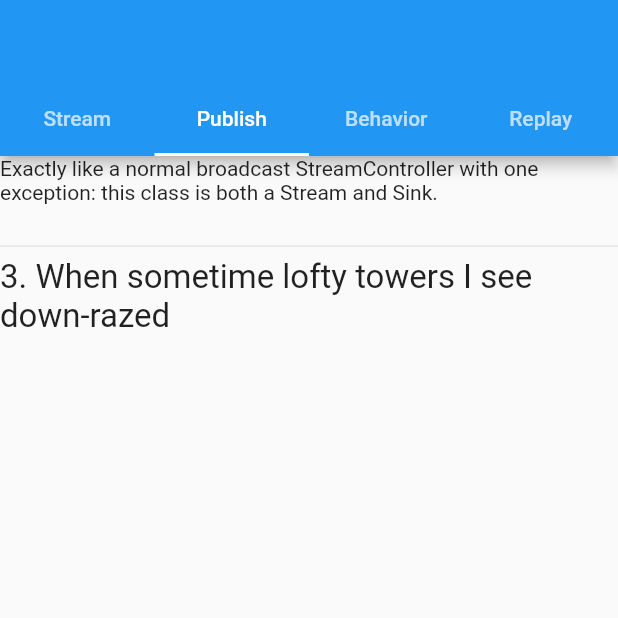
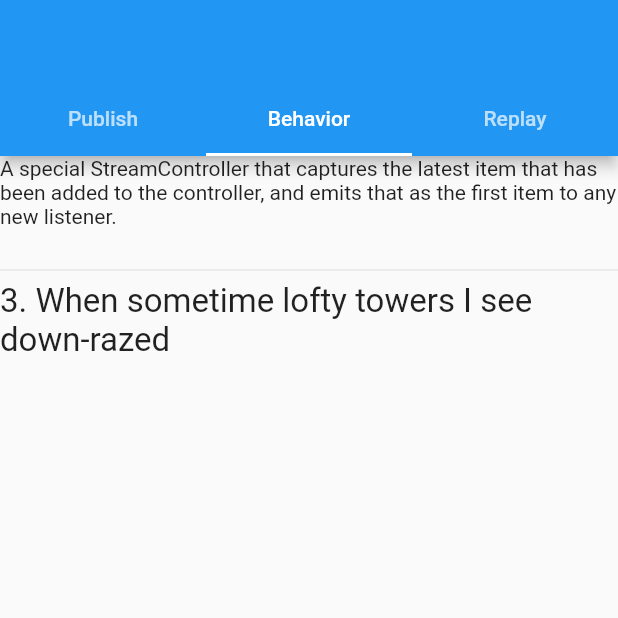
Before and after one commit to NChervinska/rx_subjects, a Flutter app: the screen it shows after launch, tab 2 chosen, on a phone screen of 412 x 824 dp, the top half of it. Run offline on Flutter 3.47's test engine with Material 2 defaults, Android fonts, the phone set to English and light mode, and no system bars; our stand-ins replace rxdart.

```diff
--- a/lib/blocs/reader_bloc.dart
+++ b/lib/blocs/reader_bloc.dart
@@ -4,12 +4,10 @@ import 'package:rx_subjects/resource/app_constants.dart';
 import 'package:rxdart/subjects.dart';
 
 class ReaderBloc {
-  final _dartStream = StreamController<String>();
   final _publishStream = PublishSubject<String>();
   final _behaviorStream = BehaviorSubject<String>();
   final _replayStream = ReplaySubject<String>(maxSize: 6);
 
-  Stream<String> get dartStream => _dartStream.stream.asBroadcastStream();
   Stream<String> get publishStream => _publishStream.stream;
   Stream<String> get behaviorStream => _behaviorStream.stream;
   Stream<String> get replayStream =>
@@ -17,7 +15,6 @@ class ReaderBloc {
 
   startReading() async {
     for (final element in AppConstants.sonnets) {
-      _dartStream.sink.add(element);
       _publishStream.add(element);
       _behaviorStream.add(element);
       _replayStream.add(element);
@@ -27,7 +24,6 @@ class ReaderBloc {
   }
 
   dispose() {
-    _dartStream.close();
     _publishStream.close();
     _behaviorStream.close();
     _replayStream.close();
--- a/lib/pages/read_page.dart
+++ b/lib/pages/read_page.dart
@@ -14,9 +14,9 @@ class _ReadPageState extends State<ReadPage> {
 
   @override
   void initState() {
-    super.initState();
     _readerBloc = ReaderBloc();
     _readerBloc.startReading();
+    super.initState();
   }
 
   @override
@@ -28,12 +28,11 @@ class _ReadPageState extends State<ReadPage> {
   @override
   Widget build(BuildContext context) {
     return DefaultTabController(
-      length: 4,
+      length: 3,
       child: Scaffold(
         appBar: AppBar(
           bottom: const TabBar(
             tabs: [
-              Tab(text: AppConstants.stream),
               Tab(text: AppConstants.publish),
               Tab(text: AppConstants.behavior),
               Tab(text: AppConstants.replay),
@@ -48,12 +47,6 @@ class _ReadPageState extends State<ReadPage> {
   Widget _buildBody() {
     return TabBarView(
       children: [
-        Scaffold(
-          body: _tabBody(
-            _readerBloc.dartStream,
-            AppConstants.standardDart,
-          ),
-        ),
         Scaffold(
           body: _tabBody(
             _readerBloc.publishStream,
--- a/lib/resource/app_constants.dart
+++ b/lib/resource/app_constants.dart
@@ -16,11 +16,9 @@ abstract class AppConstants {
     '14. But weep to have that which it fears to lose.',
   ];
   static const start = 'Start';
-  static const stream = 'Stream';
   static const publish = 'Publish';
   static const behavior = 'Behavior';
   static const replay = 'Replay';
-  static const standardDart = 'Standard Dart stream controller';
   static const publishSubject =
       'Exactly like a normal broadcast StreamController with one exception: this class is both a Stream and Sink.';
   static const behaviorSubject =
```
